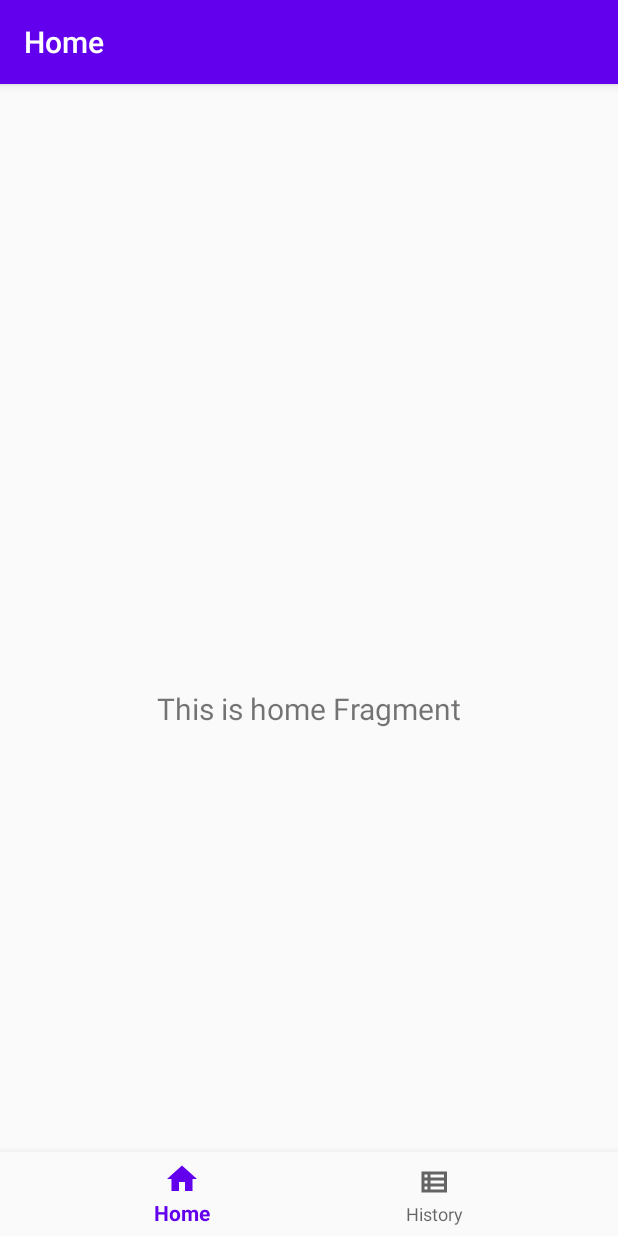
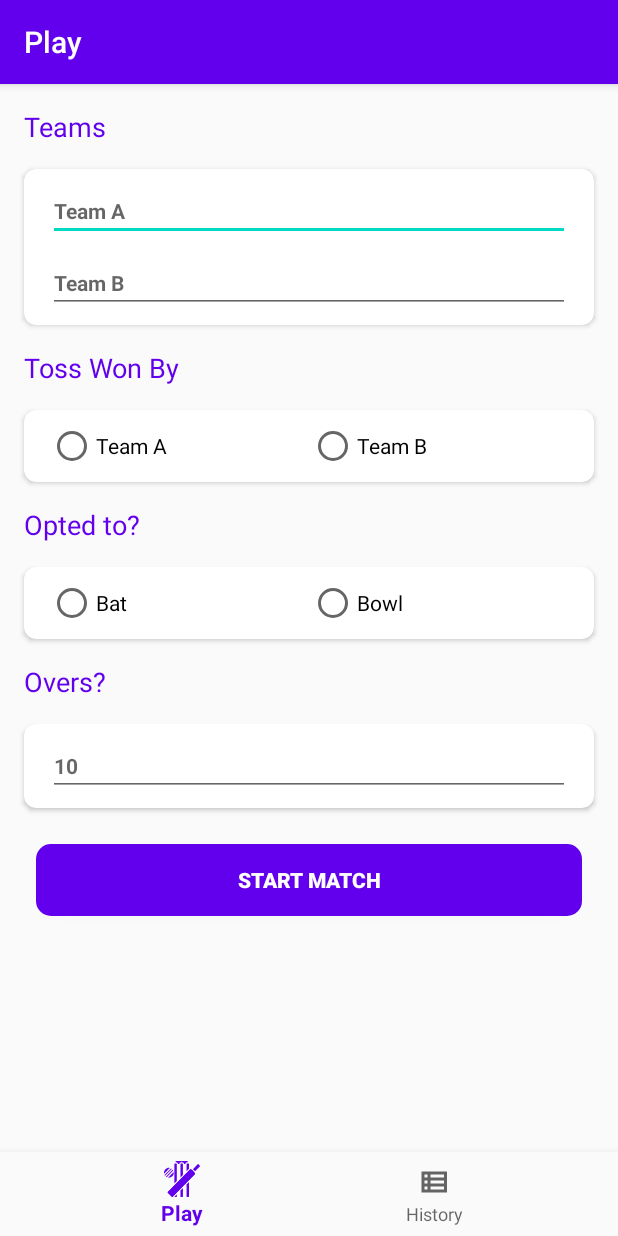
Before and after one commit to meetkparmar/Cricket-Scorer, an Android app: the screen it shows after launch (MainActivity), on a phone screen of 412 x 824 dp. Run offline under Robolectric (Android 15) with nearby library versions, the light colour scheme and no system bars; our stand-ins replace navigation-ui.

Commit message:
Add PlayFragment screen UI

```diff
--- a/app/build.gradle
+++ b/app/build.gradle
@@ -49,6 +49,7 @@ dependencies {
     implementation 'androidx.lifecycle:lifecycle-extensions:2.2.0'
     implementation 'androidx.navigation:navigation-fragment-ktx:2.2.2'
     implementation 'androidx.navigation:navigation-ui-ktx:2.2.2'
+    implementation 'androidx.cardview:cardview:1.0.0'
     testImplementation 'junit:junit:4.13'
     androidTestImplementation 'androidx.test.ext:junit:1.1.1'
     androidTestImplementation 'androidx.test.espresso:espresso-core:3.2.0'
--- a/app/src/main/java/com/meetparmar/cricketscorer/MainActivity.kt
+++ b/app/src/main/java/com/meetparmar/cricketscorer/MainActivity.kt
@@ -19,7 +19,7 @@ class MainActivity : AppCompatActivity() {
         // Passing each menu ID as a set of Ids because each
         // menu should be considered as top level destinations.
         val appBarConfiguration = AppBarConfiguration(setOf(
-                R.id.navigation_home, R.id.navigation_dashboard))
+                R.id.navigation_play, R.id.navigation_history))
         setupActionBarWithNavController(navController, appBarConfiguration)
         navView.setupWithNavController(navController)
     }
--- a/app/src/main/java/com/meetparmar/cricketscorer/ui/home/HomeFragment.kt
+++ b/app/src/main/java/com/meetparmar/cricketscorer/ui/play/PlayFragment.kt
@@ -1,4 +1,4 @@
-package com.meetparmar.cricketscorer.ui.home
+package com.meetparmar.cricketscorer.ui.play
 
 import android.os.Bundle
 import android.view.LayoutInflater
@@ -10,22 +10,22 @@ import androidx.lifecycle.Observer
 import androidx.lifecycle.ViewModelProviders
 import com.meetparmar.cricketscorer.R
 
-class HomeFragment : Fragment() {
+class PlayFragment : Fragment() {
 
-    private lateinit var homeViewModel: HomeViewModel
+    private lateinit var playViewModel: PlayViewModel
 
     override fun onCreateView(
             inflater: LayoutInflater,
             container: ViewGroup?,
             savedInstanceState: Bundle?
     ): View? {
-        homeViewModel =
-                ViewModelProviders.of(this).get(HomeViewModel::class.java)
-        val root = inflater.inflate(R.layout.fragment_home, container, false)
-        val textView: TextView = root.findViewById(R.id.text_home)
-        homeViewModel.text.observe(viewLifecycleOwner, Observer {
-            textView.text = it
-        })
+        playViewModel =
+                ViewModelProviders.of(this).get(PlayViewModel::class.java)
+        val root = inflater.inflate(R.layout.fragment_play, container, false)
+//        val textView: TextView = root.findViewById(R.id.)
+//        playViewModel.text.observe(viewLifecycleOwner, Observer {
+//            textView.text = it
+//        })
         return root
     }
 }
--- a/app/src/main/java/com/meetparmar/cricketscorer/ui/home/HomeViewModel.kt
+++ b/app/src/main/java/com/meetparmar/cricketscorer/ui/play/PlayViewModel.kt
@@ -1,10 +1,10 @@
-package com.meetparmar.cricketscorer.ui.home
+package com.meetparmar.cricketscorer.ui.play
 
 import androidx.lifecycle.LiveData
 import androidx.lifecycle.MutableLiveData
 import androidx.lifecycle.ViewModel
 
-class HomeViewModel : ViewModel() {
+class PlayViewModel : ViewModel() {
 
     private val _text = MutableLiveData<String>().apply {
         value = "This is home Fragment"
--- /dev/null
+++ b/app/src/main/res/drawable/layout_bg.xml
@@ -0,0 +1,9 @@
+<?xml version="1.0" encoding="UTF-8"?>
+<shape xmlns:android="http://schemas.android.com/apk/res/android">
+    <solid android:color="@color/colorPrimary"/>
+    <corners android:radius="10dp"/>
+    <padding android:left="0dp"
+        android:top="0dp"
+        android:right="0dp"
+        android:bottom="0dp" />
+</shape>
--- a/app/src/main/res/layout/activity_main.xml
+++ b/app/src/main/res/layout/activity_main.xml
@@ -3,8 +3,7 @@
     xmlns:app="http://schemas.android.com/apk/res-auto"
     android:id="@+id/container"
     android:layout_width="match_parent"
-    android:layout_height="match_parent"
-    android:paddingTop="?attr/actionBarSize">
+    android:layout_height="match_parent">
 
     <com.google.android.material.bottomnavigation.BottomNavigationView
         android:id="@+id/nav_view"
--- a/app/src/main/res/layout/fragment_home.xml
+++ /dev/null
@@ -1,22 +0,0 @@
-<?xml version="1.0" encoding="utf-8"?>
-<androidx.constraintlayout.widget.ConstraintLayout xmlns:android="http://schemas.android.com/apk/res/android"
-    xmlns:app="http://schemas.android.com/apk/res-auto"
-    xmlns:tools="http://schemas.android.com/tools"
-    android:layout_width="match_parent"
-    android:layout_height="match_parent"
-    tools:context=".ui.home.HomeFragment">
-
-    <TextView
-        android:id="@+id/text_home"
-        android:layout_width="match_parent"
-        android:layout_height="wrap_content"
-        android:layout_marginStart="8dp"
-        android:layout_marginTop="8dp"
-        android:layout_marginEnd="8dp"
-        android:textAlignment="center"
-        android:textSize="20sp"
-        app:layout_constraintBottom_toBottomOf="parent"
-        app:layout_constraintEnd_toEndOf="parent"
-        app:layout_constraintStart_toStartOf="parent"
-        app:layout_constraintTop_toTopOf="parent" />
-</androidx.constraintlayout.widget.ConstraintLayout>
--- /dev/null
+++ b/app/src/main/res/layout/fragment_play.xml
@@ -0,0 +1,234 @@
+<?xml version="1.0" encoding="utf-8"?>
+<androidx.constraintlayout.widget.ConstraintLayout xmlns:android="http://schemas.android.com/apk/res/android"
+    xmlns:app="http://schemas.android.com/apk/res-auto"
+    xmlns:tools="http://schemas.android.com/tools"
+    android:layout_width="match_parent"
+    android:layout_height="match_parent"
+    tools:context=".ui.play.PlayFragment">
+
+    <TextView
+        android:id="@+id/team"
+        android:layout_width="wrap_content"
+        android:layout_height="wrap_content"
+        android:layout_margin="16dp"
+        android:text="@string/teams"
+        android:textColor="@color/colorPrimary"
+        android:textSize="@dimen/default_heading__text_size"
+        app:layout_constraintStart_toStartOf="parent"
+        app:layout_constraintTop_toTopOf="parent" />
+
+    <androidx.cardview.widget.CardView
+        android:id="@+id/cd_teams"
+        android:layout_width="match_parent"
+        android:layout_height="wrap_content"
+        android:layout_margin="16dp"
+        android:layout_marginTop="@dimen/default_margin"
+        android:elevation="8dp"
+        app:cardCornerRadius="8dp"
+        app:layout_constraintEnd_toEndOf="parent"
+        app:layout_constraintStart_toStartOf="parent"
+        app:layout_constraintTop_toBottomOf="@id/team">
+
+        <androidx.constraintlayout.widget.ConstraintLayout
+            android:layout_width="match_parent"
+            android:layout_height="wrap_content"
+            android:paddingStart="16dp"
+            android:paddingTop="@dimen/default_padding"
+            android:paddingEnd="16dp"
+            android:paddingBottom="@dimen/default_padding">
+
+            <EditText
+                android:id="@+id/et_team_a"
+                android:layout_width="match_parent"
+                android:layout_height="wrap_content"
+                android:hint="@string/team_a"
+                android:textSize="@dimen/default_text_size"
+                android:textStyle="bold"
+                app:layout_constraintTop_toTopOf="parent" />
+
+            <EditText
+                android:id="@+id/et_team_b"
+                android:layout_width="match_parent"
+                android:layout_height="wrap_content"
+                android:layout_marginTop="8dp"
+                android:hint="@string/team_b"
+                android:textSize="@dimen/default_text_size"
+                android:textStyle="bold"
+                app:layout_constraintTop_toBottomOf="@id/et_team_a" />
+
+        </androidx.constraintlayout.widget.ConstraintLayout>
+
+    </androidx.cardview.widget.CardView>
+
+    <TextView
+        android:id="@+id/toss_won_by"
+        android:layout_width="wrap_content"
+        android:layout_height="wrap_content"
+        android:layout_margin="16dp"
+        android:text="@string/toss_won_by"
+        android:textColor="@color/colorPrimary"
+        android:textSize="@dimen/default_heading__text_size"
+        app:layout_constraintStart_toStartOf="parent"
+        app:layout_constraintTop_toBottomOf="@id/cd_teams" />
+
+    <androidx.cardview.widget.CardView
+        android:id="@+id/cd_toss_won_by"
+        android:layout_width="match_parent"
+        android:layout_height="wrap_content"
+        android:layout_margin="16dp"
+        android:layout_marginTop="@dimen/default_margin"
+        android:elevation="8dp"
+        app:cardCornerRadius="8dp"
+        app:layout_constraintEnd_toEndOf="parent"
+        app:layout_constraintStart_toStartOf="parent"
+        app:layout_constraintTop_toBottomOf="@id/toss_won_by">
+
+        <androidx.constraintlayout.widget.ConstraintLayout
+            android:layout_width="match_parent"
+            android:layout_height="wrap_content"
+            android:paddingStart="16dp"
+            android:paddingTop="@dimen/default_padding"
+            android:paddingEnd="16dp"
+            android:paddingBottom="@dimen/default_padding">
+
+            <RadioGroup
+                android:id="@+id/rg_toss_won_by"
+                android:layout_width="match_parent"
+                android:layout_height="wrap_content"
+                android:orientation="horizontal"
+                app:layout_constraintStart_toStartOf="parent"
+                app:layout_constraintTop_toTopOf="parent">
+
+                <RadioButton
+                    android:id="@+id/rb_team_a"
+                    android:layout_width="0dp"
+                    android:layout_height="wrap_content"
+                    android:layout_weight="1"
+                    android:text="@string/team_a"
+                    android:textSize="@dimen/default_text_size" />
+
+                <RadioButton
+                    android:id="@+id/rb_team_b"
+                    android:layout_width="0dp"
+                    android:layout_height="wrap_content"
+                    android:layout_weight="1"
+                    android:text="@string/team_b"
+                    android:textSize="@dimen/default_text_size" />
+
+            </RadioGroup>
+
+        </androidx.constraintlayout.widget.ConstraintLayout>
+
+    </androidx.cardview.widget.CardView>
+
+    <TextView
+        android:id="@+id/opted_to"
+        android:layout_width="wrap_content"
+        android:layout_height="wrap_content"
+        android:layout_margin="16dp"
+        android:text="@string/opted_to"
+        android:textColor="@color/colorPrimary"
+        android:textSize="@dimen/default_heading__text_size"
+        app:layout_constraintStart_toStartOf="parent"
+        app:layout_constraintTop_toBottomOf="@id/cd_toss_won_by" />
+
+    <androidx.cardview.widget.CardView
+        android:id="@+id/cd_opted_to"
+        android:layout_width="match_parent"
+        android:layout_height="wrap_content"
+        android:layout_margin="16dp"
+        android:layout_marginTop="@dimen/default_margin"
+        android:elevation="8dp"
+        app:cardCornerRadius="8dp"
+        app:layout_constraintEnd_toEndOf="parent"
+        app:layout_constraintStart_toStartOf="parent"
+        app:layout_constraintTop_toBottomOf="@id/opted_to">
+
+        <androidx.constraintlayout.widget.ConstraintLayout
+            android:layout_width="match_parent"
+            android:layout_height="wrap_content"
+            android:paddingStart="16dp"
+            android:paddingTop="@dimen/default_padding"
+            android:paddingEnd="16dp"
+            android:paddingBottom="@dimen/default_padding">
+
+            <RadioGroup
+                android:id="@+id/rg_opted_to"
+                android:layout_width="match_parent"
+                android:layout_height="wrap_content"
+                android:orientation="horizontal"
+                app:layout_constraintStart_toStartOf="parent"
+                app:layout_constraintTop_toTopOf="parent">
+
+                <RadioButton
+                    android:id="@+id/rb_bat"
+                    android:layout_width="0dp"
+                    android:layout_height="wrap_content"
+                    android:layout_weight="1"
+                    android:text="@string/bat"
+                    android:textSize="@dimen/default_text_size" />
+
+                <RadioButton
+                    android:id="@+id/rb_bowl"
+                    android:layout_width="0dp"
+                    android:layout_height="wrap_content"
+                    android:layout_weight="1"
+                    android:text="@string/bowl"
+                    android:textSize="@dimen/default_text_size" />
+
+            </RadioGroup>
+
+        </androidx.constraintlayout.widget.ConstraintLayout>
+
+    </androidx.cardview.widget.CardView>
+
+    <TextView
+        android:id="@+id/over"
+        android:layout_width="wrap_content"
+        android:layout_height="wrap_content"
+        android:layout_margin="16dp"
+        android:text="@string/overs"
+        android:textColor="@color/colorPrimary"
+        android:textSize="@dimen/default_heading__text_size"
+        app:layout_constraintStart_toStartOf="parent"
+        app:layout_constraintTop_toBottomOf="@id/cd_opted_to" />
+
+    <androidx.cardview.widget.CardView
+        android:id="@+id/cd_overs"
+        android:layout_width="match_parent"
+        android:layout_height="wrap_content"
+        android:layout_margin="16dp"
+        android:elevation="8dp"
+        app:cardCornerRadius="8dp"
+        app:layout_constraintEnd_toEndOf="parent"
+        app:layout_constraintStart_toStartOf="parent"
+        app:layout_constraintTop_toBottomOf="@id/over">
+
+        <EditText
+            android:id="@+id/et_over"
+            android:layout_width="match_parent"
+            android:layout_height="wrap_content"
+            android:layout_marginStart="16dp"
+            android:layout_marginTop="@dimen/default_padding"
+            android:layout_marginEnd="16dp"
+            android:layout_marginBottom="@dimen/default_padding"
+            android:hint="@string/default_over"
+            android:inputType="number"
+            android:textSize="@dimen/default_text_size"
+            android:textStyle="bold"
+            app:layout_constraintTop_toTopOf="parent" />
+
+    </androidx.cardview.widget.CardView>
+
+    <Button
+        android:layout_width="match_parent"
+        android:layout_height="48dp"
+        app:layout_constraintTop_toBottomOf="@id/cd_overs"
+        android:layout_margin="24dp"
+        android:background="@drawable/layout_bg"
+        android:text="@string/start_match"
+        android:textStyle="bold"
+        android:textColor="@color/white"
+        android:textSize="@dimen/button_text_size"/>
+
+</androidx.constraintlayout.widget.ConstraintLayout>
--- a/app/src/main/res/menu/bottom_nav_menu.xml
+++ b/app/src/main/res/menu/bottom_nav_menu.xml
@@ -2,12 +2,12 @@
 <menu xmlns:android="http://schemas.android.com/apk/res/android">
 
     <item
-        android:id="@+id/navigation_home"
-        android:icon="@drawable/ic_home_black_24dp"
-        android:title="@string/title_home" />
+        android:id="@+id/navigation_play"
+        android:icon="@drawable/ic_cricket_bat"
+        android:title="@string/title_play" />
 
     <item
-        android:id="@+id/navigation_dashboard"
+        android:id="@+id/navigation_history"
         android:icon="@drawable/ic_view_list_black_48dp"
         android:title="@string/title_history" />
 
--- a/app/src/main/res/navigation/mobile_navigation.xml
+++ b/app/src/main/res/navigation/mobile_navigation.xml
@@ -3,16 +3,16 @@
     xmlns:app="http://schemas.android.com/apk/res-auto"
     xmlns:tools="http://schemas.android.com/tools"
     android:id="@+id/mobile_navigation"
-    app:startDestination="@+id/navigation_home">
+    app:startDestination="@+id/navigation_play">
 
     <fragment
-        android:id="@+id/navigation_home"
-        android:name="com.meetparmar.cricketscorer.ui.home.HomeFragment"
-        android:label="@string/title_home"
-        tools:layout="@layout/fragment_home" />
+        android:id="@+id/navigation_play"
+        android:name="com.meetparmar.cricketscorer.ui.play.PlayFragment"
+        android:label="@string/title_play"
+        tools:layout="@layout/fragment_play" />
 
     <fragment
-        android:id="@+id/navigation_dashboard"
+        android:id="@+id/navigation_history"
         android:name="com.meetparmar.cricketscorer.ui.history.HistoryFragment"
         android:label="@string/title_history"
         tools:layout="@layout/fragment_history" />
--- a/app/src/main/res/values/colors.xml
+++ b/app/src/main/res/values/colors.xml
@@ -3,4 +3,5 @@
     <color name="colorPrimary">#6200EE</color>
     <color name="colorPrimaryDark">#3700B3</color>
     <color name="colorAccent">#03DAC5</color>
+    <color name="white">#FFFFFF</color>
 </resources>
--- a/app/src/main/res/values/dimens.xml
+++ b/app/src/main/res/values/dimens.xml
@@ -1,5 +1,8 @@
 <resources>
     <!-- Default screen margins, per the Android Design guidelines. -->
-    <dimen name="activity_horizontal_margin">16dp</dimen>
-    <dimen name="activity_vertical_margin">16dp</dimen>
+    <dimen name="default_text_size">14sp</dimen>
+    <dimen name="default_heading__text_size">18sp</dimen>
+    <dimen name="default_margin">8dp</dimen>
+    <dimen name="default_padding">8dp</dimen>
+    <dimen name="button_text_size">14sp</dimen>
 </resources>
--- a/app/src/main/res/values/strings.xml
+++ b/app/src/main/res/values/strings.xml
@@ -1,5 +1,15 @@
 <resources>
     <string name="app_name">Cricket Scorer</string>
-    <string name="title_home">Home</string>
+    <string name="title_play">Play</string>
     <string name="title_history">History</string>
+    <string name="teams">Teams</string>
+    <string name="team_a">Team A</string>
+    <string name="team_b">Team B</string>
+    <string name="toss_won_by">Toss Won By</string>
+    <string name="opted_to">Opted to?</string>
+    <string name="bat">Bat</string>
+    <string name="bowl">Bowl</string>
+    <string name="overs">Overs?</string>
+    <string name="default_over">10</string>
+    <string name="start_match">Start Match</string>
 </resources>
```
